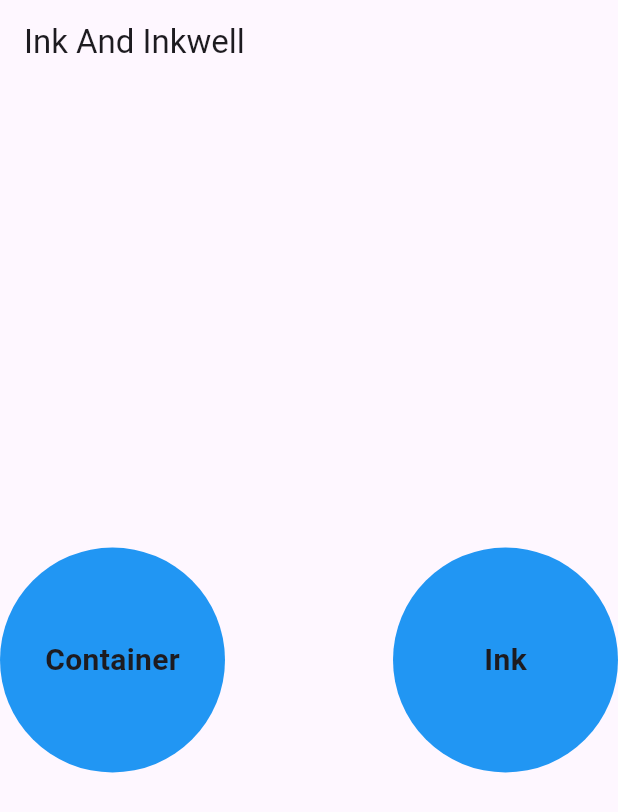
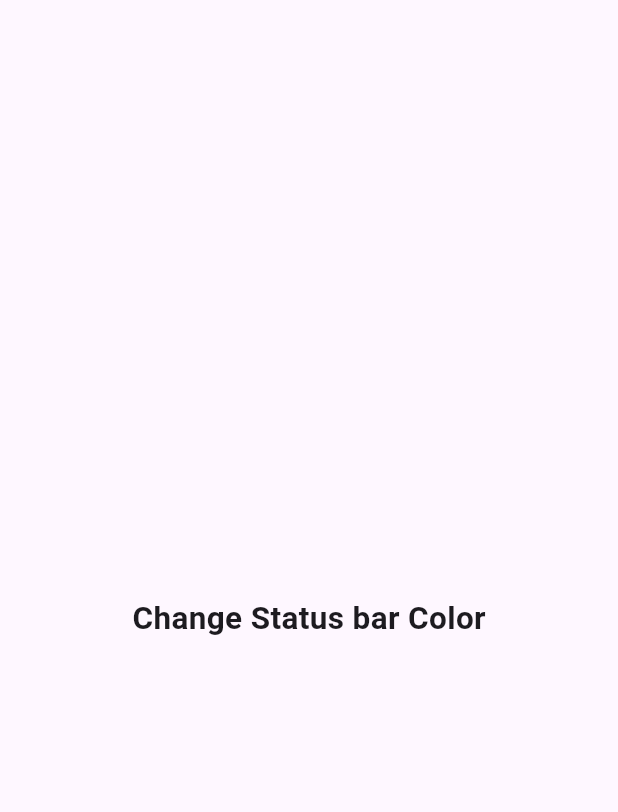
Before and after one commit to rahulkumardev24/flutter_all_widgets, a Flutter app: the screen it shows after launch, on a phone screen of 412 x 824 dp. Shown: the top 812 px of the screen. Run offline on Flutter 3.47's test engine with Material 3 defaults, Android fonts, the phone set to English and light mode, and no system bars; our stand-ins replace carousel_slider, curved_navigation_bar, flutter_expandable_fab, flutter_tts, shared_preferences, youtube_player_flutter.

Commit message:
Status Bar Color Change

```diff
--- /dev/null
+++ b/lib/hello_world_screen.dart
@@ -0,0 +1,24 @@
+import 'package:flutter/material.dart';
+
+class HelloWorldScreen extends StatefulWidget {
+  const HelloWorldScreen({super.key});
+
+  @override
+  State<HelloWorldScreen> createState() => _HelloWorldScreenState();
+}
+
+class _HelloWorldScreenState extends State<HelloWorldScreen> {
+  @override
+  Widget build(BuildContext context) {
+    return const SafeArea(
+      child: Scaffold(
+        body: Center(
+          child: Text(
+            "Change Status bar Color",
+            style: TextStyle(fontWeight: FontWeight.bold, fontSize: 21),
+          ),
+        ),
+      ),
+    );
+  }
+}
--- a/lib/main.dart
+++ b/lib/main.dart
@@ -1,33 +1,14 @@
 import 'package:flutter/material.dart';
-import 'package:flutter_all_concept/App%20Bar/custom_appbar.dart';
-import 'package:flutter_all_concept/Image_auto_slider/image_auto_slider.dart';
-import 'package:flutter_all_concept/Table/data_table_flutter.dart';
-import 'package:flutter_all_concept/botto_sheet/model_bottom_sheet/my_model_bottom_sheet.dart';
-import 'package:flutter_all_concept/bottom_navigation_screen.dart';
-import 'package:flutter_all_concept/curved_navigation_bar.dart';
-import 'package:flutter_all_concept/data_transfer/first_screen.dart';
-import 'package:flutter_all_concept/drawer_screen.dart';
-import 'package:flutter_all_concept/floating%20action%20button/custom_floating_action_button_screen.dart';
-import 'package:flutter_all_concept/floating%20action%20button/flutter_expandable_fab_button_screen.dart';
-import 'package:flutter_all_concept/flutter_snackbar_screen.dart';
-import 'package:flutter_all_concept/login_and_singup_with_preferences/my_home_screen.dart';
-import 'package:flutter_all_concept/login_and_singup_with_preferences/signup_screen.dart';
-import 'package:flutter_all_concept/menu_screen.dart';
-import 'package:flutter_all_concept/shared_preference_concept/shared_preferences.dart';
-import 'package:flutter_all_concept/splash_screen.dart';
-import 'package:flutter_all_concept/tab%20in%20flutter/flutter_deafult_tab.dart';
-import 'package:flutter_all_concept/text_to_speech/text_to_speech_screen.dart';
-import 'package:flutter_all_concept/url_launcher/contact_screen.dart';
-import 'package:flutter_all_concept/youtube%20video/youtube_video_player.dart';
-import 'package:flutter_all_concept/youtube/playlist_videos_screen.dart';
-import 'package:flutter_all_concept/youtube/youtube_channel_screen.dart';
-
-import 'App Bar/scrollable_appbar.dart';
-import 'Dialog Box In Flutter/alert_dialog_box.dart';
-import 'ink_and_inkWell/ink_and_inkWell_screen.dart';
-import 'login_and_singup_with_preferences/splash_screen_my.dart';
+import 'package:flutter/services.dart';
+import 'package:flutter_all_concept/hello_world_screen.dart';
 
 void main() {
+  WidgetsFlutterBinding.ensureInitialized();
+  SystemChrome.setSystemUIOverlayStyle(SystemUiOverlayStyle(
+      statusBarColor: Colors.orangeAccent,
+      statusBarBrightness: Brightness.light,
+      statusBarIconBrightness: Brightness.dark));
+
   runApp(const MyApp());
 }
 
@@ -42,6 +23,6 @@
           colorScheme: ColorScheme.fromSeed(seedColor: Colors.deepPurple),
           useMaterial3: true,
         ),
-        home: InkAndInkwellScreen());
+        home: const HelloWorldScreen());
   }
 }
```
